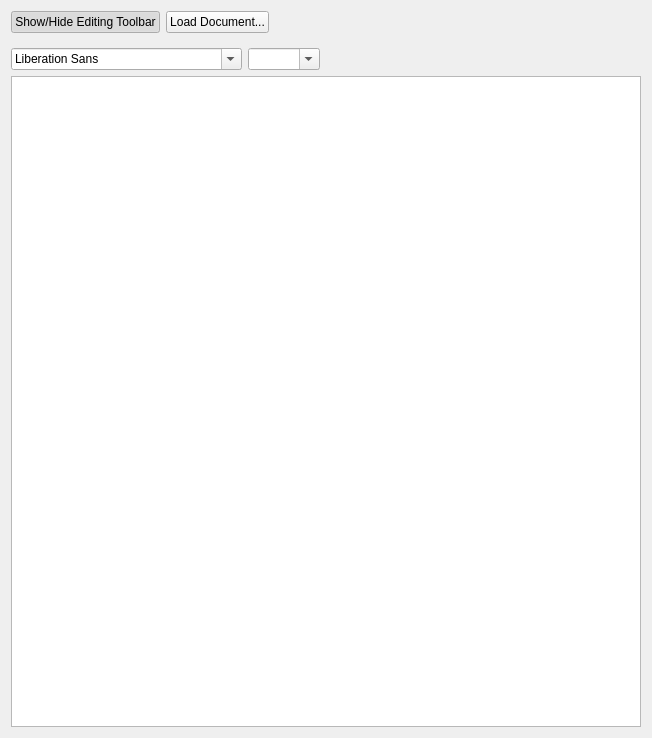
Before: the Qt Designer form src/WidgetTextEdit.ui in gdevic/LucidNotes, drawn with Qt 5.
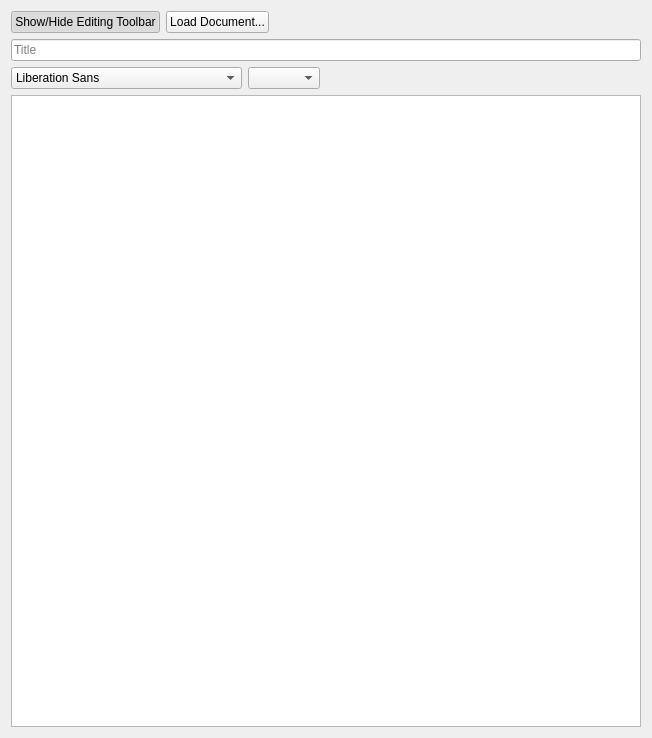
After: the same form once the commit is applied. Custom widgets are drawn as their Qt base class.

Commit message: Cleanup settings; add note title

```diff
--- a/src/WidgetTextEdit.ui
+++ b/src/WidgetTextEdit.ui
@@ -50,12 +50,22 @@
        </item>
       </layout>
      </item>
+     <item>
+      <widget class="QLineEdit" name="editTitle">
+       <property name="placeholderText">
+        <string>Title</string>
+       </property>
+      </widget>
+     </item>
      <item>
       <widget class="QWidget" name="editingToolbar" native="true">
        <layout class="QHBoxLayout" name="horizontalLayout_2">
         <property name="leftMargin">
          <number>0</number>
         </property>
+        <property name="topMargin">
+         <number>0</number>
+        </property>
         <property name="rightMargin">
          <number>0</number>
         </property>
@@ -63,15 +73,15 @@
          <number>0</number>
         </property>
         <item>
-         <widget class="QFontComboBox" name="comboFont"/>
-        </item>
-        <item>
-         <widget class="QComboBox" name="comboSize">
+         <widget class="QFontComboBox" name="comboNoteFont">
           <property name="editable">
-           <bool>true</bool>
+           <bool>false</bool>
           </property>
          </widget>
         </item>
+        <item>
+         <widget class="QComboBox" name="comboNoteSize"/>
+        </item>
         <item>
          <spacer name="horizontalSpacer">
           <property name="orientation">
```
Left out of the diff: 2 changed lines with no effect on the pictures. The commit also changes 5 other files.
